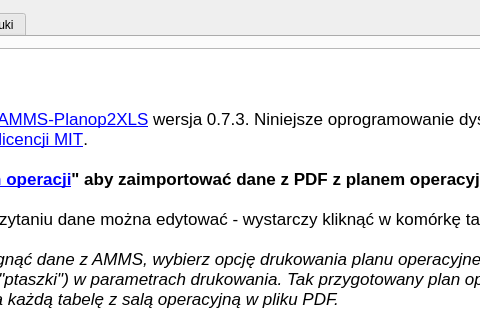
Old version of the form amms_planop2xls/mainwindow.ui in the repository mpasternak/amms-planop2xls; both pictures show x 264 to 744 and y 0 to 320 of the 914 by 676 pixel window.
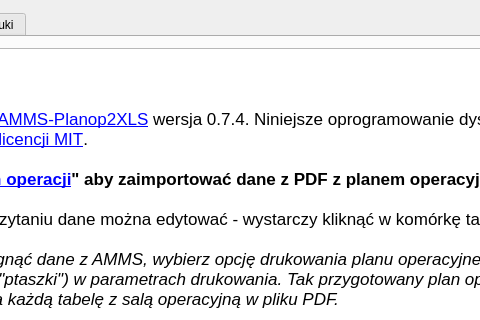
New version of the form. The open tabs and pages were chosen to show the change. Icons and pictures are not drawn.

Patch:
```diff
--- a/amms_planop2xls/mainwindow.ui
+++ b/amms_planop2xls/mainwindow.ui
@@ -40,7 +40,7 @@
 &lt;/style&gt;&lt;/head&gt;&lt;body style=&quot; font-family:'.SF NS Text'; font-size:13pt; font-weight:400; font-style:normal;&quot;&gt;
 &lt;p style=&quot; margin-top:0px; margin-bottom:0px; margin-left:0px; margin-right:0px; -qt-block-indent:0; text-indent:0px;&quot;&gt;&lt;span style=&quot; font-size:18pt; font-weight:600;&quot;&gt;Instrukcja obsługi&lt;/span&gt;&lt;/p&gt;
 &lt;p style=&quot;-qt-paragraph-type:empty; margin-top:0px; margin-bottom:0px; margin-left:0px; margin-right:0px; -qt-block-indent:0; text-indent:0px; font-size:18pt; font-weight:600;&quot;&gt;&lt;br /&gt;&lt;/p&gt;
-&lt;p style=&quot; margin-top:0px; margin-bottom:0px; margin-left:0px; margin-right:0px; -qt-block-indent:0; text-indent:0px;&quot;&gt;Korzystasz z oprogramowania &lt;a href=&quot;https://github.com/mpasternak/amms-planop2xls&quot;&gt;&lt;span style=&quot; text-decoration: underline; color:#0000ff;&quot;&gt;AMMS-Planop2XLS&lt;/span&gt;&lt;/a&gt; wersja 0.7.3. Niniejsze oprogramowanie dystrybuowane jest na zasadach &lt;a href=&quot;https://pl.wikipedia.org/wiki/Licencja_MIT&quot;&gt;&lt;span style=&quot; text-decoration: underline; color:#0000ff;&quot;&gt;otwartoźródłowej licencji MIT&lt;/span&gt;&lt;/a&gt;. &lt;/p&gt;
+&lt;p style=&quot; margin-top:0px; margin-bottom:0px; margin-left:0px; margin-right:0px; -qt-block-indent:0; text-indent:0px;&quot;&gt;Korzystasz z oprogramowania &lt;a href=&quot;https://github.com/mpasternak/amms-planop2xls&quot;&gt;&lt;span style=&quot; text-decoration: underline; color:#0000ff;&quot;&gt;AMMS-Planop2XLS&lt;/span&gt;&lt;/a&gt; wersja 0.7.4. Niniejsze oprogramowanie dystrybuowane jest na zasadach &lt;a href=&quot;https://pl.wikipedia.org/wiki/Licencja_MIT&quot;&gt;&lt;span style=&quot; text-decoration: underline; color:#0000ff;&quot;&gt;otwartoźródłowej licencji MIT&lt;/span&gt;&lt;/a&gt;. &lt;/p&gt;
 &lt;p style=&quot;-qt-paragraph-type:empty; margin-top:0px; margin-bottom:0px; margin-left:0px; margin-right:0px; -qt-block-indent:0; text-indent:0px;&quot;&gt;&lt;br /&gt;&lt;/p&gt;
 &lt;p style=&quot; margin-top:0px; margin-bottom:0px; margin-left:0px; margin-right:0px; -qt-block-indent:0; text-indent:0px;&quot;&gt;&lt;span style=&quot; font-weight:600;&quot;&gt;1. Skorzystaj z zakładki &amp;quot;&lt;/span&gt;&lt;a href=&quot;tab://1&quot;&gt;&lt;span style=&quot; font-weight:600; text-decoration: underline; color:#0000ff;&quot;&gt;Plan operacji&lt;/span&gt;&lt;/a&gt;&lt;span style=&quot; font-weight:600;&quot;&gt;&amp;quot; aby zaimportować dane z PDF z planem operacyjnym. &lt;/span&gt;&lt;/p&gt;
 &lt;p style=&quot;-qt-paragraph-type:empty; margin-top:0px; margin-bottom:0px; margin-left:0px; margin-right:0px; -qt-block-indent:0; text-indent:0px; font-weight:600;&quot;&gt;&lt;br /&gt;&lt;/p&gt;
```
